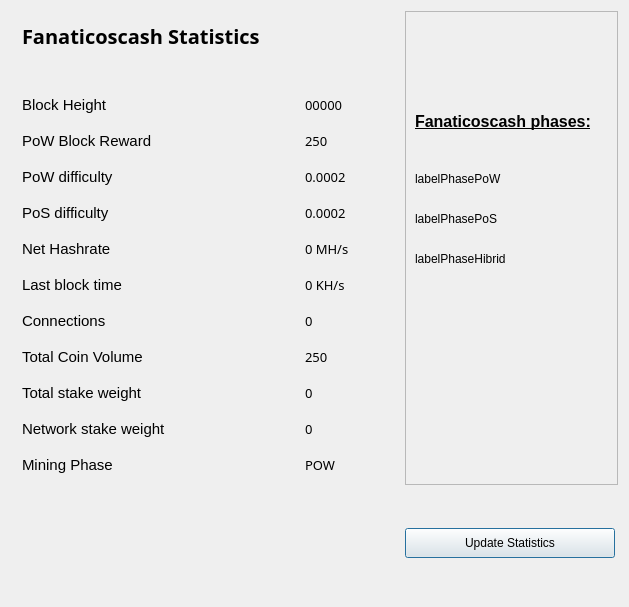
First picture: the form in src/qt/forms/statisticspage.ui, repository fanaticoscriptosoficial/Fanaticos_Cash, before the edit.
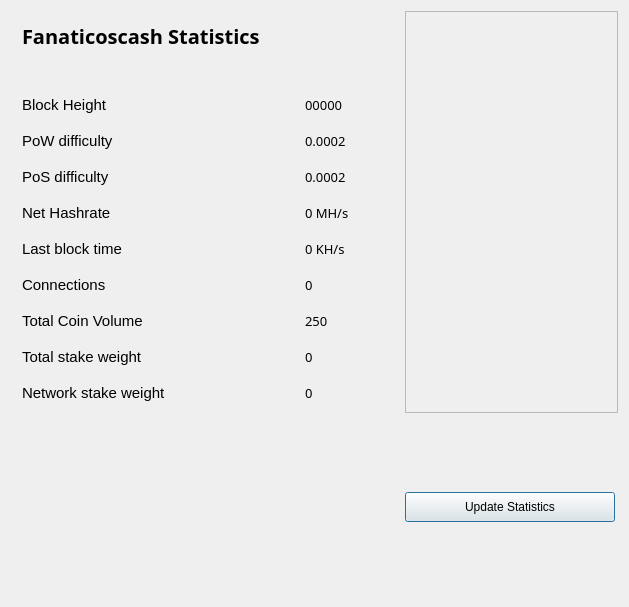
Second picture: the form after the edit.

What changed in the file:
```diff
--- a/src/qt/forms/statisticspage.ui
+++ b/src/qt/forms/statisticspage.ui
@@ -36,86 +36,6 @@
      </property>
     </spacer>
    </item>
-   <item row="0" column="1">
-    <widget class="QFrame" name="frame">
-     <property name="minimumSize">
-      <size>
-       <width>213</width>
-       <height>0</height>
-      </size>
-     </property>
-     <property name="frameShape">
-      <enum>QFrame::StyledPanel</enum>
-     </property>
-     <property name="frameShadow">
-      <enum>QFrame::Raised</enum>
-     </property>
-     <widget class="QLabel" name="label">
-      <property name="geometry">
-       <rect>
-        <x>10</x>
-        <y>70</y>
-        <width>191</width>
-        <height>81</height>
-       </rect>
-      </property>
-      <property name="styleSheet">
-       <string notr="true">font: 75 10pt &quot;Century Gothic&quot;;</string>
-      </property>
-      <property name="text">
-       <string>&lt;html&gt;&lt;head/&gt;&lt;body&gt;&lt;p&gt;&lt;span style=&quot; font-size:12pt; font-weight:600; text-decoration: underline;&quot;&gt;Fanaticoscash phases:&lt;/span&gt;&lt;/p&gt;&lt;/body&gt;&lt;/html&gt;</string>
-      </property>
-     </widget>
-     <widget class="QLabel" name="labelPhasePoW">
-      <property name="geometry">
-       <rect>
-        <x>10</x>
-        <y>160</y>
-        <width>191</width>
-        <height>16</height>
-       </rect>
-      </property>
-      <property name="styleSheet">
-       <string notr="true">font: 75 7pt &quot;Century Gothic&quot;;</string>
-      </property>
-      <property name="text">
-       <string>labelPhasePoW</string>
-      </property>
-     </widget>
-     <widget class="QLabel" name="labelPhasePoS">
-      <property name="geometry">
-       <rect>
-        <x>10</x>
-        <y>200</y>
-        <width>191</width>
-        <height>16</height>
-       </rect>
-      </property>
-      <property name="styleSheet">
-       <string notr="true">font: 75 7pt &quot;Century Gothic&quot;;</string>
-      </property>
-      <property name="text">
-       <string>labelPhasePoS</string>
-      </property>
-     </widget>
-     <widget class="QLabel" name="labelPhaseHibrid">
-      <property name="geometry">
-       <rect>
-        <x>10</x>
-        <y>240</y>
-        <width>191</width>
-        <height>16</height>
-       </rect>
-      </property>
-      <property name="styleSheet">
-       <string notr="true">font: 75 7pt &quot;Century Gothic&quot;;</string>
-      </property>
-      <property name="text">
-       <string>labelPhaseHibrid</string>
-      </property>
-     </widget>
-    </widget>
-   </item>
    <item row="0" column="0">
     <widget class="QFrame" name="gridFrame_2">
      <layout class="QGridLayout" name="gridLayout_4">
@@ -218,35 +138,6 @@
          </widget>
         </item>
         <item row="2" column="0">
-         <widget class="QLabel" name="label_12">
-          <property name="styleSheet">
-           <string notr="true">font: 75 10pt &quot;Century Gothic&quot;;</string>
-          </property>
-          <property name="text">
-           <string>&lt;html&gt;&lt;head/&gt;&lt;body&gt;&lt;p&gt;&lt;span style=&quot; font-size:11pt;&quot;&gt;PoW Block Reward&lt;/span&gt;&lt;/p&gt;&lt;/body&gt;&lt;/html&gt;</string>
-          </property>
-         </widget>
-        </item>
-        <item row="2" column="1">
-         <widget class="QLabel" name="rewardBox">
-          <property name="font">
-           <font>
-            <family>Century Gothic</family>
-            <pointsize>10</pointsize>
-            <weight>9</weight>
-            <italic>false</italic>
-            <bold>false</bold>
-           </font>
-          </property>
-          <property name="styleSheet">
-           <string notr="true">font: 75 10pt &quot;Century Gothic&quot;;</string>
-          </property>
-          <property name="text">
-           <string>250</string>
-          </property>
-         </widget>
-        </item>
-        <item row="3" column="0">
          <widget class="QLabel" name="label_13">
           <property name="styleSheet">
            <string notr="true">font: 75 10pt &quot;Century Gothic&quot;;</string>
@@ -256,7 +147,7 @@
           </property>
          </widget>
         </item>
-        <item row="3" column="1">
+        <item row="2" column="1">
          <widget class="QLabel" name="diffBox">
           <property name="font">
            <font>
@@ -275,7 +166,7 @@
           </property>
          </widget>
         </item>
-        <item row="4" column="0">
+        <item row="3" column="0">
          <widget class="QLabel" name="label_9">
           <property name="styleSheet">
            <string notr="true">font: 75 10pt &quot;Century Gothic&quot;;</string>
@@ -285,7 +176,7 @@
           </property>
          </widget>
         </item>
-        <item row="4" column="1">
+        <item row="3" column="1">
          <widget class="QLabel" name="diffBox2">
           <property name="font">
            <font>
@@ -304,7 +195,17 @@
           </property>
          </widget>
         </item>
-        <item row="5" column="1">
+        <item row="4" column="0">
+         <widget class="QLabel" name="label_16">
+          <property name="styleSheet">
+           <string notr="true">font: 75 10pt &quot;Century Gothic&quot;;</string>
+          </property>
+          <property name="text">
+           <string>&lt;html&gt;&lt;head/&gt;&lt;body&gt;&lt;p&gt;&lt;span style=&quot; font-size:11pt;&quot;&gt;Net Hashrate&lt;/span&gt;&lt;/p&gt;&lt;/body&gt;&lt;/html&gt;</string>
+          </property>
+         </widget>
+        </item>
+        <item row="4" column="1">
          <widget class="QLabel" name="pawrateBox">
           <property name="font">
            <font>
@@ -323,7 +224,7 @@
           </property>
          </widget>
         </item>
-        <item row="6" column="0">
+        <item row="5" column="0">
          <widget class="QLabel" name="label3_2">
           <property name="sizePolicy">
            <sizepolicy hsizetype="Preferred" vsizetype="Maximum">
@@ -339,7 +240,7 @@
           </property>
          </widget>
         </item>
-        <item row="6" column="1">
+        <item row="5" column="1">
          <widget class="QLabel" name="localBox">
           <property name="font">
            <font>
@@ -358,7 +259,7 @@
           </property>
          </widget>
         </item>
-        <item row="7" column="0">
+        <item row="6" column="0">
          <widget class="QLabel" name="label1_2">
           <property name="styleSheet">
            <string notr="true">font: 75 10pt &quot;Century Gothic&quot;;</string>
@@ -368,7 +269,7 @@
           </property>
          </widget>
         </item>
-        <item row="7" column="1">
+        <item row="6" column="1">
          <widget class="QLabel" name="connectionBox">
           <property name="font">
            <font>
@@ -387,7 +288,7 @@
           </property>
          </widget>
         </item>
-        <item row="8" column="0">
+        <item row="7" column="0">
          <widget class="QLabel" name="label_8">
           <property name="styleSheet">
            <string notr="true">font: 75 10pt &quot;Century Gothic&quot;;</string>
@@ -397,7 +298,7 @@
           </property>
          </widget>
         </item>
-        <item row="8" column="1">
+        <item row="7" column="1">
          <widget class="QLabel" name="volumeBox">
           <property name="font">
            <font>
@@ -416,7 +317,7 @@
           </property>
          </widget>
         </item>
-        <item row="9" column="0">
+        <item row="8" column="0">
          <widget class="QLabel" name="label_10">
           <property name="styleSheet">
            <string notr="true">font: 75 10pt &quot;Century Gothic&quot;;</string>
@@ -426,7 +327,7 @@
           </property>
          </widget>
         </item>
-        <item row="9" column="1">
+        <item row="8" column="1">
          <widget class="QLabel" name="minBox">
           <property name="font">
            <font>
@@ -445,7 +346,7 @@
           </property>
          </widget>
         </item>
-        <item row="10" column="0">
+        <item row="9" column="0">
          <widget class="QLabel" name="label_11">
           <property name="styleSheet">
            <string notr="true">font: 75 10pt &quot;Century Gothic&quot;;</string>
@@ -455,7 +356,7 @@
           </property>
          </widget>
         </item>
-        <item row="10" column="1">
+        <item row="9" column="1">
          <widget class="QLabel" name="maxBox">
           <property name="font">
            <font>
@@ -474,45 +375,6 @@
           </property>
          </widget>
         </item>
-        <item row="11" column="0">
-         <widget class="QLabel" name="label_15">
-          <property name="styleSheet">
-           <string notr="true">font: 75 10pt &quot;Century Gothic&quot;;</string>
-          </property>
-          <property name="text">
-           <string>&lt;html&gt;&lt;head/&gt;&lt;body&gt;&lt;p&gt;&lt;span style=&quot; font-size:11pt;&quot;&gt;Mining Phase&lt;/span&gt;&lt;/p&gt;&lt;/body&gt;&lt;/html&gt;</string>
-          </property>
-         </widget>
-        </item>
-        <item row="11" column="1">
-         <widget class="QLabel" name="cBox">
-          <property name="font">
-           <font>
-            <family>Century Gothic</family>
-            <pointsize>10</pointsize>
-            <weight>9</weight>
-            <italic>false</italic>
-            <bold>false</bold>
-           </font>
-          </property>
-          <property name="styleSheet">
-           <string notr="true">font: 75 10pt &quot;Century Gothic&quot;;</string>
-          </property>
-          <property name="text">
-           <string>POW</string>
-          </property>
-         </widget>
-        </item>
-        <item row="5" column="0">
-         <widget class="QLabel" name="label_16">
-          <property name="styleSheet">
-           <string notr="true">font: 75 10pt &quot;Century Gothic&quot;;</string>
-          </property>
-          <property name="text">
-           <string>&lt;html&gt;&lt;head/&gt;&lt;body&gt;&lt;p&gt;&lt;span style=&quot; font-size:11pt;&quot;&gt;Net Hashrate&lt;/span&gt;&lt;/p&gt;&lt;/body&gt;&lt;/html&gt;</string>
-          </property>
-         </widget>
-        </item>
        </layout>
       </item>
      </layout>
@@ -543,6 +405,22 @@
      </property>
     </widget>
    </item>
+   <item row="0" column="1">
+    <widget class="QFrame" name="frame">
+     <property name="minimumSize">
+      <size>
+       <width>213</width>
+       <height>0</height>
+      </size>
+     </property>
+     <property name="frameShape">
+      <enum>QFrame::StyledPanel</enum>
+     </property>
+     <property name="frameShadow">
+      <enum>QFrame::Raised</enum>
+     </property>
+    </widget>
+   </item>
   </layout>
  </widget>
  <layoutdefault spacing="6" margin="11"/>
```
